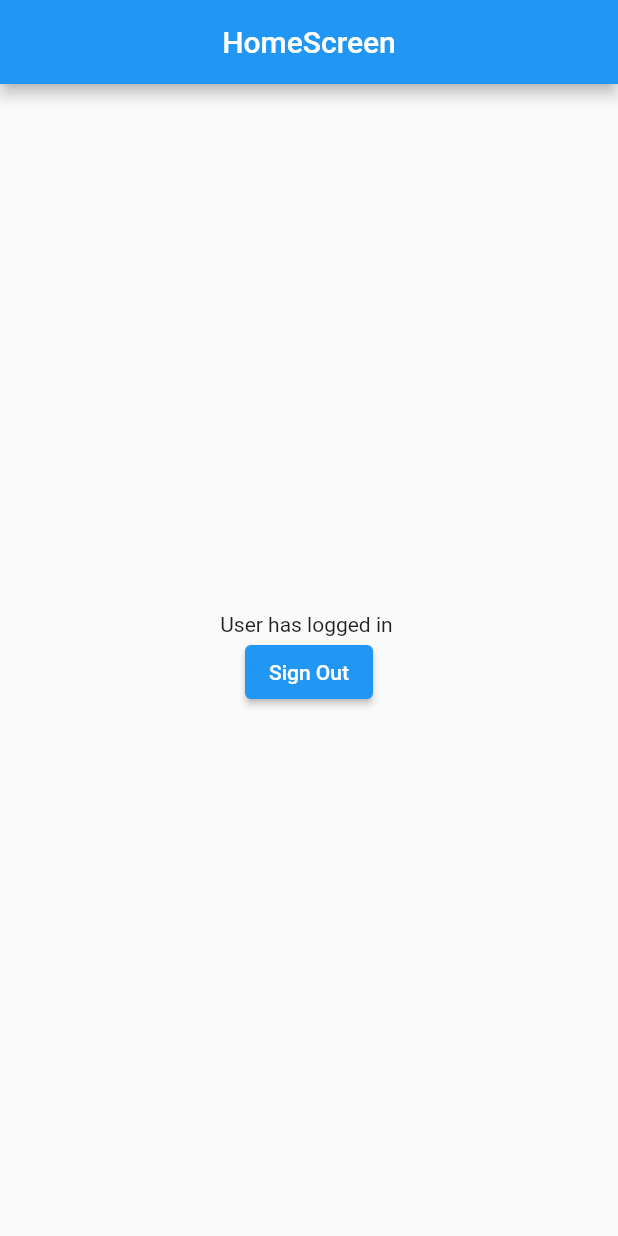
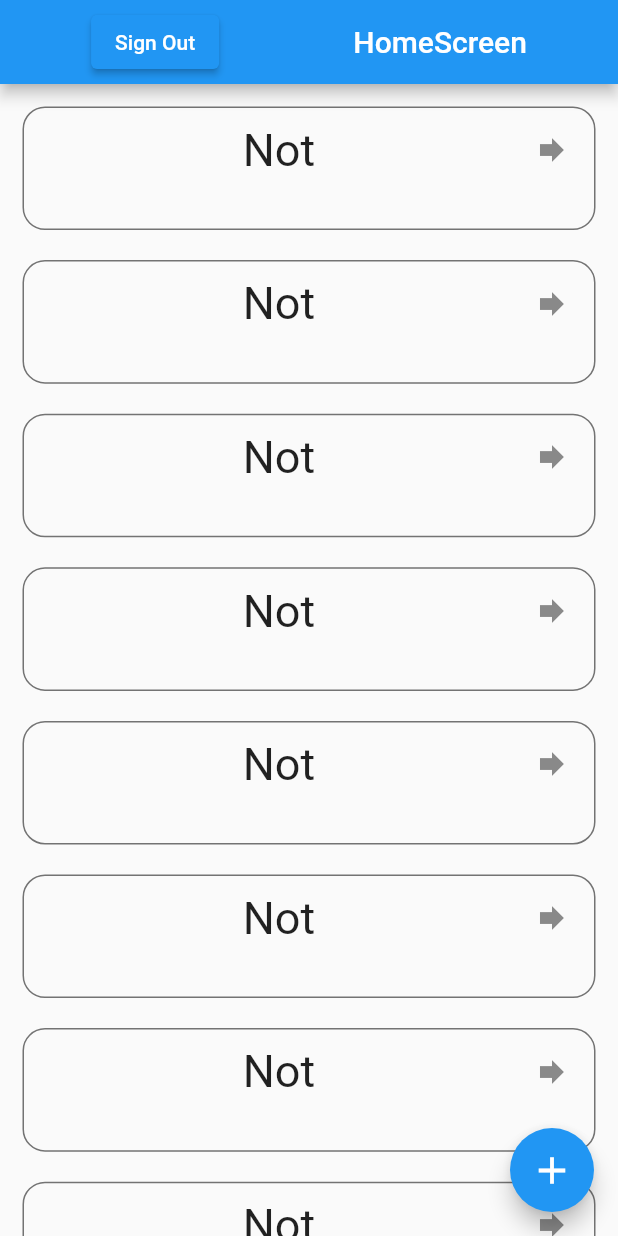
Before and after one commit to berkebalci/Your-NotePad, a Flutter app: the screen it shows once a user with an empty profile is signed in, on a phone screen of 412 x 824 dp. Run offline on Flutter 3.47's test engine with Material 2 defaults, Android fonts, the phone set to English and light mode, and no system bars; our stand-ins replace cloud_firestore, firebase_auth, firebase_core, flutter_riverpod, google_sign_in; accounts and stored records are empty; network calls fail.

Commit message:
Not ekleme sayfasi eklendi ve Ana ekran düzeltildi

```diff
--- a/lib/screens/EmailConfirmScreen.dart
+++ b/lib/screens/EmailConfirmScreen.dart
@@ -5,7 +5,7 @@ import 'package:firebase_auth/firebase_auth.dart';
 import 'package:flutter/material.dart';
 import 'package:time_tracker_app_firebase/Utils/utils.dart';
 import 'package:time_tracker_app_firebase/screens/SignUpScreen.dart';
-import 'package:time_tracker_app_firebase/services/authentication.dart';
+import 'package:time_tracker_app_firebase/services/Authentication/authentication.dart';
 import 'package:time_tracker_app_firebase/widgets/ConfirmEmail.dart';
 
 class EmailConfirmScreen extends StatefulWidget {
--- a/lib/screens/ForgotPasswordScreen.dart
+++ b/lib/screens/ForgotPasswordScreen.dart
@@ -2,7 +2,7 @@ import 'package:firebase_auth/firebase_auth.dart';
 import 'package:flutter/material.dart';
 import 'package:firebase_core/firebase_core.dart';
 import 'package:time_tracker_app_firebase/Utils/utils.dart';
-import 'package:time_tracker_app_firebase/services/PaswwordReset.dart';
+import 'package:time_tracker_app_firebase/services/Authentication/PaswwordReset.dart';
 
 class ForgotPswScreen extends StatefulWidget {
   const ForgotPswScreen({super.key});
--- a/lib/screens/HomeScreen.dart
+++ b/lib/screens/HomeScreen.dart
@@ -3,7 +3,8 @@ import 'package:flutter/material.dart';
 import 'package:flutter_riverpod/flutter_riverpod.dart';
 import 'package:firebase_core/firebase_core.dart';
 import 'package:time_tracker_app_firebase/main.dart';
-import 'package:time_tracker_app_firebase/services/authentication.dart';
+import 'package:time_tracker_app_firebase/screens/AddingNoteScreen.dart';
+import 'package:time_tracker_app_firebase/services/Authentication/authentication.dart';
 import 'package:time_tracker_app_firebase/widgets/AuthenticationWidget.dart';
 
 class HomeScreen extends StatefulWidget {
@@ -28,23 +29,61 @@ class _HomeScreenState extends State<HomeScreen> {
     return Scaffold(
       appBar: AppBar(
           title: Row(
-          mainAxisAlignment: MainAxisAlignment.center,
+        mainAxisAlignment: MainAxisAlignment.spaceAround,
         children: [
-            Text("HomeScreen"),
-          ],
-        )),
-        body: Center(
-          child: Column(
-            mainAxisAlignment: MainAxisAlignment.center,
-            children: [
-              Text("User has logged in $useremail"),
           ElevatedButton(
               onPressed: () async {
                 await Authentication.sign_out(); //User Logout işlemi.
               },
               child: Text("Sign Out")),
+          Text("HomeScreen"),
+        ],
+      )),
+      body: ListView.separated(
+        shrinkWrap: true,
+        physics: BouncingScrollPhysics(),
+        scrollDirection: Axis.vertical,
+        padding: EdgeInsets.all(15),
+        itemCount: 15,
+        itemBuilder: (context, index) {
+          return Container(
+            decoration: BoxDecoration(
+                border: Border.all(color: Colors.black54),
+                borderRadius: BorderRadius.circular(15)),
+            height: MediaQuery.of(context).size.height / 10,
+            width: MediaQuery.of(context).size.width / 10,
+            child: ListTile(
+              title: Row(
+                mainAxisAlignment: MainAxisAlignment.center,
+                children: [
+                  Text("Not", style: TextStyle(fontSize: 30)),
                 ],
               ),
+              trailing: Icon(Icons.forward),
+              onTap: () {
+                print("bd");
+              },
+            ),
+          );
+        },
+        separatorBuilder: (BuildContext context, int index) {
+          return SizedBox(
+            height: 20,
+          );
+        },
+      ),
+      floatingActionButton: FloatingActionButton(
+          onPressed: () {
+            Navigator.of(context).push(MaterialPageRoute(
+              builder: (context) {
+                return AddingNoteScreen();
+              },
             ));
+          },
+          child: Icon(
+            Icons.add,
+            size: 30,
+          )),
+    );
   }
 }
--- a/lib/screens/LoginScreen.dart
+++ b/lib/screens/LoginScreen.dart
@@ -4,7 +4,7 @@ import 'package:flutter/gestures.dart';
 import 'package:flutter/material.dart';
 import 'package:flutter_riverpod/flutter_riverpod.dart';
 import 'package:time_tracker_app_firebase/screens/ForgotPasswordScreen.dart';
-import 'package:time_tracker_app_firebase/services/authentication.dart';
+import 'package:time_tracker_app_firebase/services/Authentication/authentication.dart';
 /*
 final usernamecontrollerProvider = StateProvider((ref) {
   return "";
@@ -68,7 +68,7 @@ class _LoginScreenState extends State<LoginScreen> {
                         email: emailController.text,
                         password: passwController.text);
                     await Authobject.sign_in();
-                    print("Signing in is succesfful");
+
                   },
                 ),
               ],
--- a/lib/screens/SignUpScreen.dart
+++ b/lib/screens/SignUpScreen.dart
@@ -3,7 +3,7 @@ import 'package:flutter/gestures.dart';
 import 'package:flutter/material.dart';
 import 'package:firebase_core/firebase_core.dart';
 import 'package:time_tracker_app_firebase/Utils/utils.dart';
-import 'package:time_tracker_app_firebase/services/authentication.dart';
+import 'package:time_tracker_app_firebase/services/Authentication/authentication.dart';
 import 'package:time_tracker_app_firebase/widgets/AuthenticationWidget.dart';
 
 late var userpasw;
--- a/lib/services/GoogleSigin.dart
+++ b/lib/services/Authentication/GoogleSigin.dart
@@ -1,6 +1,4 @@
 import 'package:google_sign_in/google_sign_in.dart';
-import 'package:flutter/material.dart';
-import 'package:firebase_core/firebase_core.dart';
 
 class GoogleSign {
   GoogleSign();
--- a/lib/services/PaswwordReset.dart
+++ b/lib/services/Authentication/PaswwordReset.dart
@@ -1,6 +1,4 @@
 import 'package:firebase_auth/firebase_auth.dart';
-import 'package:firebase_core/firebase_core.dart';
-import 'package:flutter/material.dart';
 
 class PasswReset {
   String email;
--- a/lib/services/authentication.dart
+++ b/lib/services/Authentication/authentication.dart
@@ -1,11 +1,7 @@
-import 'dart:math';
 import 'package:firebase_auth/firebase_auth.dart';
-import 'package:flutter/material.dart';
-import 'package:flutter_riverpod/flutter_riverpod.dart';
-import 'package:firebase_core/firebase_core.dart';
 import 'package:time_tracker_app_firebase/Utils/utils.dart';
 import 'package:time_tracker_app_firebase/screens/LoginScreen.dart';
-import 'package:time_tracker_app_firebase/screens/LoginScreen.dart';
+
 
 class Authentication {
   String email;
```
Also changed, not shown: lib/screens/AddingNoteScreen.dart (added, +65 -0 lines), lib/services/FireStoreOperations/CrudOperations.dart (added, +15 -0 lines). Lines whose indentation alone changed are shown as unchanged.
